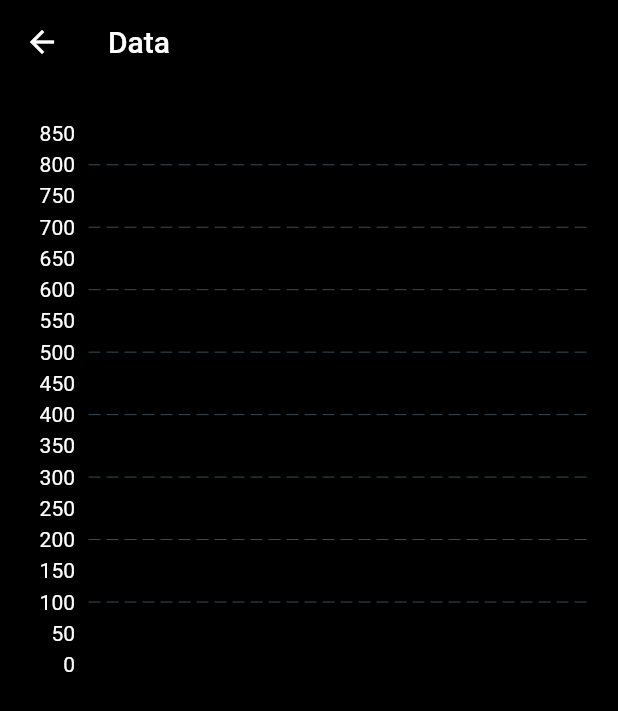
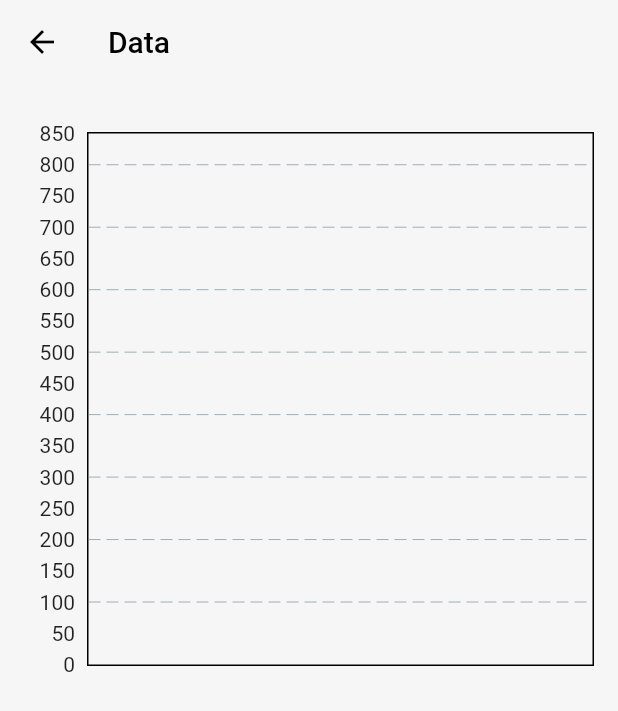
Before and after one commit to joscha0/peakflow, a Flutter app: the screen it shows after launch, after a tap on the "bar chart" icon, on a phone screen of 412 x 824 dp. Shown: the top 711 px of the screen. Run offline on Flutter 3.47's test engine with Material 2 defaults, Android fonts, the phone set to English and light mode, and no system bars; drawn by our look-alikes of fl_chart; our stand-ins replace flutter_hooks, hooks_riverpod, shared_preferences.

Commit message:
add dark light mode switch

```diff
--- a/lib/app.dart
+++ b/lib/app.dart
@@ -1,35 +1,22 @@
 import 'package:flutter/material.dart';
+import 'package:flutter_hooks/flutter_hooks.dart';
+import 'package:hooks_riverpod/hooks_riverpod.dart';
+import 'package:peakflow/global/consts.dart';
+import 'package:peakflow/providers/theme_provider.dart';
 import 'package:peakflow/views/home_view.dart';
 
-class App extends StatelessWidget {
+class App extends HookConsumerWidget {
   const App({Key? key}) : super(key: key);
 
   @override
-  Widget build(BuildContext context) {
+  Widget build(BuildContext context, WidgetRef ref) {
+    final themeState = ref.watch(themeStateNotifier);
+
     return MaterialApp(
       home: const HomeView(),
-      darkTheme: ThemeData(
-        scaffoldBackgroundColor: Colors.black,
-        appBarTheme: AppBarTheme(backgroundColor: Colors.black),
-        colorScheme: ColorScheme(
-          brightness: Brightness.dark,
-          primary: Colors.blueAccent.shade700,
-          onPrimary: Colors.white,
-          secondary: Colors.blueAccent.shade700,
-          onSecondary: Colors.white,
-          error: Colors.red,
-          onError: Colors.red,
-          background: Colors.black,
-          onBackground: Colors.white,
-          surface: Colors.grey.shade900,
-          onSurface: Colors.white,
-        ),
-        sliderTheme: SliderThemeData(valueIndicatorColor: Colors.grey.shade900),
-        toggleableActiveColor: Colors.blueAccent.shade700,
-        cardColor: Colors.grey.shade900,
-        brightness: Brightness.dark,
-      ),
-      themeMode: ThemeMode.dark,
+      theme: lightTheme,
+      darkTheme: darkTheme,
+      themeMode: themeState.isDarkMode ? ThemeMode.dark : ThemeMode.light,
       debugShowCheckedModeBanner: false,
     );
   }
--- a/lib/global/consts.dart
+++ b/lib/global/consts.dart
@@ -1,3 +1,6 @@
+import 'package:flutter/material.dart';
+import 'package:flutter/services.dart';
+
 const Map<String, bool> defaultCheckboxValues = {
   "Cough": false,
   "Cough night": false,
@@ -7,3 +10,56 @@ const Map<String, bool> defaultCheckboxValues = {
   "Chest tightness or pain": false,
   "Unable to work": false
 };
+
+Color lightBackground = const Color.fromRGBO(246, 246, 246, 1);
+Color darkBackground = Colors.black;
+Color darkCard = Colors.grey.shade900;
+Color accent = Colors.blueAccent.shade700;
+
+ThemeData lightTheme = ThemeData(
+  scaffoldBackgroundColor: lightBackground,
+  appBarTheme: AppBarTheme(
+    backgroundColor: lightBackground,
+    elevation: 0,
+  ),
+  colorScheme: ColorScheme(
+    brightness: Brightness.light,
+    primary: accent,
+    onPrimary: Colors.black,
+    secondary: accent,
+    onSecondary: Colors.white,
+    error: Colors.red,
+    onError: Colors.red,
+    background: lightBackground,
+    onBackground: Colors.black,
+    surface: Colors.white,
+    onSurface: Colors.black,
+  ),
+  cardTheme: const CardTheme(shadowColor: Colors.black26),
+  sliderTheme: const SliderThemeData(valueIndicatorColor: Colors.white),
+  toggleableActiveColor: accent,
+  brightness: Brightness.light,
+);
+
+ThemeData darkTheme = ThemeData(
+  scaffoldBackgroundColor: darkBackground,
+  appBarTheme: AppBarTheme(backgroundColor: darkBackground, elevation: 0),
+  colorScheme: ColorScheme(
+    brightness: Brightness.dark,
+    primary: accent,
+    onPrimary: Colors.white,
+    secondary: accent,
+    onSecondary: Colors.white,
+    error: Colors.red,
+    onError: Colors.red,
+    background: darkBackground,
+    onBackground: Colors.white,
+    surface: darkCard,
+    onSurface: Colors.white,
+  ),
+  sliderTheme: SliderThemeData(valueIndicatorColor: darkCard),
+  // cardTheme: const CardTheme(shadowColor: Colors.white24),
+  toggleableActiveColor: Colors.blueAccent.shade700,
+  cardColor: darkCard,
+  brightness: Brightness.dark,
+);
--- /dev/null
+++ b/lib/providers/theme_provider.dart
@@ -0,0 +1,4 @@
+import 'package:hooks_riverpod/hooks_riverpod.dart';
+import 'package:peakflow/providers/theme_state.dart';
+
+final themeStateNotifier = ChangeNotifierProvider((ref) => ThemeState());
--- /dev/null
+++ b/lib/providers/theme_state.dart
@@ -0,0 +1,19 @@
+import 'package:flutter/material.dart';
+import 'package:shared_preferences/shared_preferences.dart';
+
+class ThemeState extends ChangeNotifier {
+  bool isDarkMode = ThemeMode.system == ThemeMode.dark;
+
+  ThemeState() {
+    SharedPreferences.getInstance().then((prefs) {
+      isDarkMode =
+          prefs.getBool("isDarkMode") ?? ThemeMode.system == ThemeMode.dark;
+      notifyListeners();
+    });
+  }
+
+  void setIsDarkMode(bool value) {
+    isDarkMode = value;
+    notifyListeners();
+  }
+}
--- a/lib/views/day_view.dart
+++ b/lib/views/day_view.dart
@@ -1,7 +1,7 @@
 import 'package:flutter/material.dart';
 import 'package:hooks_riverpod/hooks_riverpod.dart';
 import 'package:intl/intl.dart';
-import 'package:peakflow/db/day_entries_provider.dart';
+import 'package:peakflow/providers/day_entries_provider.dart';
 import 'package:peakflow/db/prefs.dart';
 import 'package:peakflow/global/helper.dart';
 import 'package:peakflow/models/day_entry_model.dart';
--- a/lib/views/graph_view.dart
+++ b/lib/views/graph_view.dart
@@ -66,7 +66,10 @@ class _GraphViewState extends ConsumerState<GraphView> {
                     touchTooltipData: LineTouchTooltipData(
                         fitInsideHorizontally: true,
                         fitInsideVertically: true,
-                        tooltipBgColor: Colors.grey.shade900,
+                        tooltipBgColor:
+                            Theme.of(context).brightness == Brightness.dark
+                                ? Colors.grey.shade900
+                                : Colors.white,
                         getTooltipItems: (List<LineBarSpot> touchedBarSpots) {
                           List data = [];
                           for (int i = 0; i < entries.length; i++) {
--- a/lib/views/settings_view.dart
+++ b/lib/views/settings_view.dart
@@ -1,6 +1,7 @@
 import 'package:flutter/material.dart';
 import 'package:flutter/services.dart';
 import 'package:hooks_riverpod/hooks_riverpod.dart';
+import 'package:peakflow/providers/theme_provider.dart';
 import 'package:shared_preferences/shared_preferences.dart';
 
 class SettingsView extends StatefulHookConsumerWidget {
@@ -41,6 +42,7 @@ class _SettingsViewState extends ConsumerState<SettingsView> {
             onChanged: (value) async {
               final prefs = await SharedPreferences.getInstance();
               await prefs.setBool("isDarkMode", value);
+              ref.read(themeStateNotifier).setIsDarkMode(value);
               setState(() {
                 isDarkMode = value;
               });
@@ -74,7 +76,10 @@ class _SettingsViewState extends ConsumerState<SettingsView> {
                       await prefs.setInt(
                           "maxVolume", int.parse(maxController.text));
                     },
-                    child: const Text("SAVE")),
+                    child: const Text(
+                      "SAVE",
+                      style: TextStyle(color: Colors.white),
+                    )),
               )
             ],
           )
--- a/lib/widgets/date_widget.dart
+++ b/lib/widgets/date_widget.dart
@@ -17,7 +17,6 @@ class DateWidget extends StatelessWidget {
   @override
   Widget build(BuildContext context) {
     return Card(
-      color: Colors.grey[900],
       child: InkWell(
         onTap: (() {
           Navigator.of(context).push(MaterialPageRoute(
```
